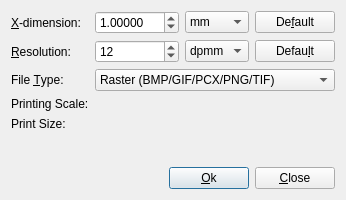
Above: frontend_qt/extScale.ui from zint/zint before the change. Below: the same form after it.
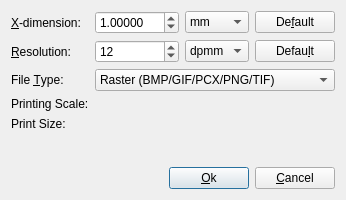
That is the form after the change. Icons and pictures are not drawn.

Patch:
```diff
--- a/frontend_qt/extScale.ui
+++ b/frontend_qt/extScale.ui
@@ -337,7 +337,7 @@
         <string>Close window without updating the Printing Scale</string>
        </property>
        <property name="text">
-        <string>&amp;Close</string>
+        <string>&amp;Cancel</string>
        </property>
       </widget>
      </item>
```
